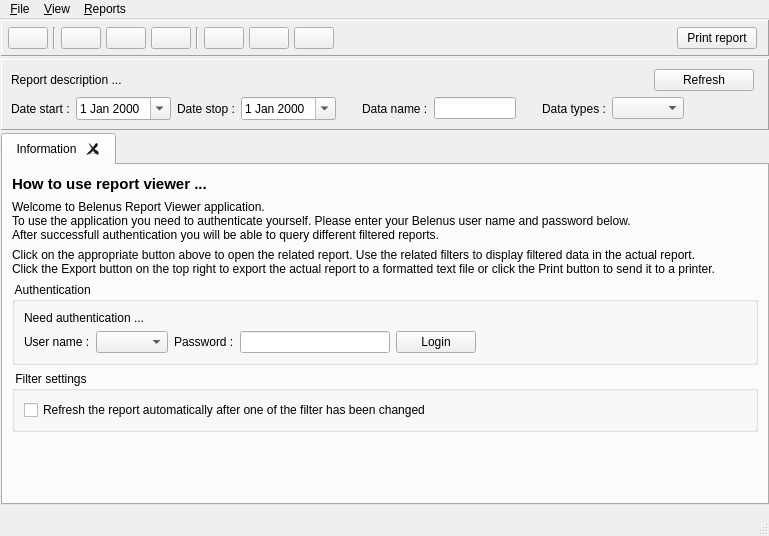
The window that viewer/wndmain.ui (tbikfalvi/Belenus) describes before a commit, drawn with Qt 5.
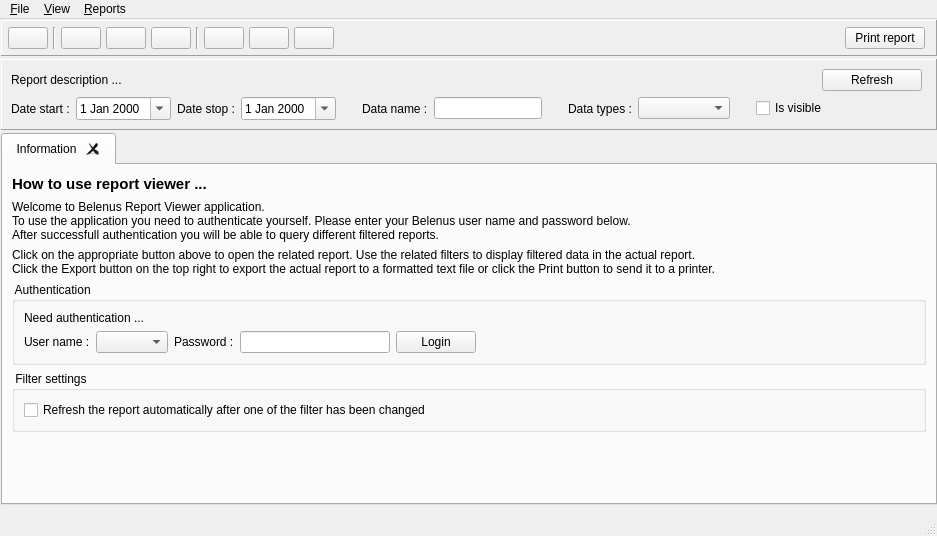
The same window after the commit.

The edit to the form file:
```diff
--- a/viewer/wndmain.ui
+++ b/viewer/wndmain.ui
@@ -6,7 +6,7 @@
    <rect>
     <x>0</x>
     <y>0</y>
-    <width>769</width>
+    <width>937</width>
     <height>536</height>
    </rect>
   </property>
@@ -409,6 +409,29 @@
             <enum>Qt::Horizontal</enum>
            </property>
            <property name="sizeType">
+            <enum>QSizePolicy::Fixed</enum>
+           </property>
+           <property name="sizeHint" stdset="0">
+            <size>
+             <width>20</width>
+             <height>20</height>
+            </size>
+           </property>
+          </spacer>
+         </item>
+         <item>
+          <widget class="QCheckBox" name="chkFilterIsVisible">
+           <property name="text">
+            <string>Is visible</string>
+           </property>
+          </widget>
+         </item>
+         <item>
+          <spacer name="spacerFilter4">
+           <property name="orientation">
+            <enum>Qt::Horizontal</enum>
+           </property>
+           <property name="sizeType">
             <enum>QSizePolicy::Expanding</enum>
            </property>
            <property name="sizeHint" stdset="0">
@@ -601,7 +624,7 @@
     <rect>
      <x>0</x>
      <y>0</y>
-     <width>769</width>
+     <width>937</width>
      <height>21</height>
     </rect>
    </property>
```
